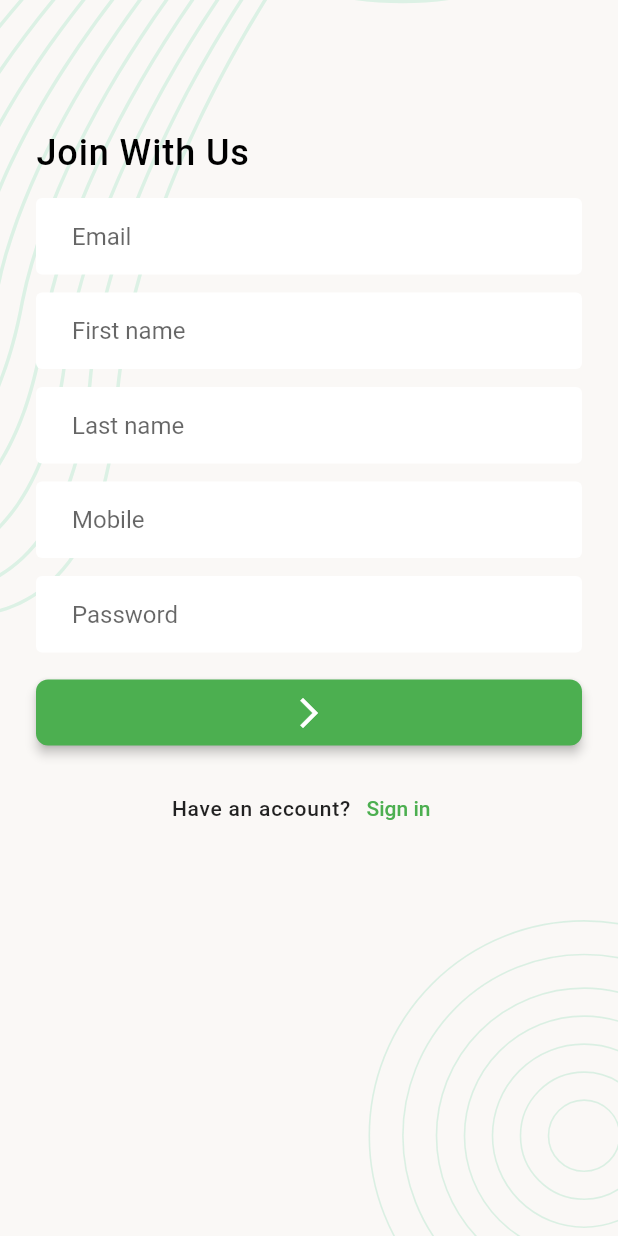
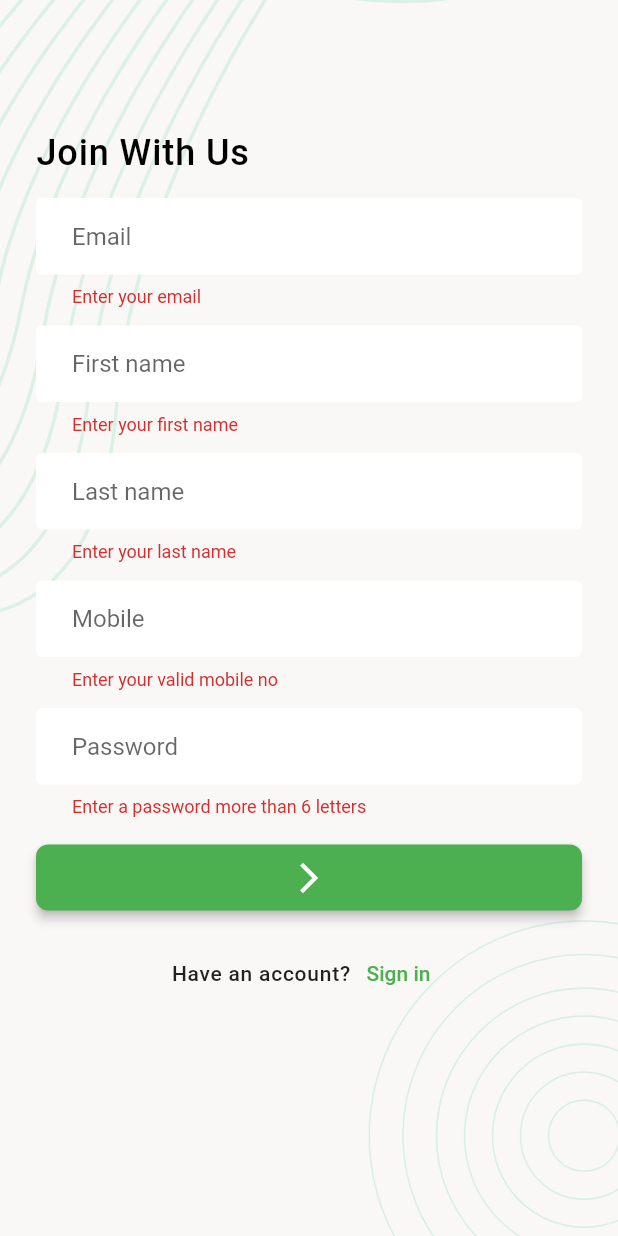
Before and after one commit to Mahibulhassan/flutter-Task-Manager, a Flutter app: the SignUpScreen screen opened directly, after a tap on the "arrow forward ios" icon, on a phone screen of 412 x 824 dp. Run offline on Flutter 3.47's test engine with Material 2 defaults, Android fonts, the phone set to English and light mode, and no system bars; our stand-ins replace flutter_svg, pin_code_fields; network calls fail.

```diff
--- /dev/null
+++ b/task_manager/lib/data/model/network_response.dart
@@ -0,0 +1,8 @@
+
+class NetworkResponse {
+  final int statusCode;
+  final bool isSuccess;
+  final Map<String, dynamic>? body;
+
+  NetworkResponse( this.isSuccess, this.statusCode, this.body,);
+}
--- /dev/null
+++ b/task_manager/lib/data/utils/urls.dart
@@ -0,0 +1,6 @@
+class Urls {
+  Urls._();
+
+  static const String _baseUrl = 'https://task.teamrabbil.com/api/v1';
+  static String registration = '$_baseUrl/registration';
+}
--- a/task_manager/lib/ui/screens/auth/signup_screen.dart
+++ b/task_manager/lib/ui/screens/auth/signup_screen.dart
@@ -1,8 +1,65 @@
 import 'package:flutter/material.dart';
+import 'package:task_manager/data/model/network_response.dart';
+import 'package:task_manager/data/services/network_caller.dart';
+import 'package:task_manager/data/utils/urls.dart';
 import 'package:task_manager/ui/widgets/screen_background.dart';
 
-class SignUpScreen extends StatelessWidget {
+class SignUpScreen extends StatefulWidget {
   const SignUpScreen({Key? key}) : super(key: key);
+
+  @override
+  State<SignUpScreen> createState() => _SignUpScreenState();
+}
+
+class _SignUpScreenState extends State<SignUpScreen> {
+  final TextEditingController _emailTEController = TextEditingController();
+  final TextEditingController _firstNameTEController = TextEditingController();
+  final TextEditingController _lastNameTEController = TextEditingController();
+  final TextEditingController _mobileTEController = TextEditingController();
+  final TextEditingController _passwordTEController = TextEditingController();
+
+  final GlobalKey<FormState> _formKey = GlobalKey<FormState>();
+
+  bool _signUpInProgress = false;
+
+  Future<void> userSignUp() async {
+    _signUpInProgress = true;
+    if (mounted) {
+      setState(() {});
+    }
+
+    Map<String, dynamic> requestBody = {
+      "email": _emailTEController.text.trim(),
+      "firstName": _firstNameTEController.text.trim(),
+      "lastName": _lastNameTEController.text.trim(),
+      "mobile": _mobileTEController.text.trim(),
+      "password": _passwordTEController.text,
+      "photo": ""
+    };
+
+    final NetworkResponse response =
+    await NetworkCaller().postRequest(Urls.registration, requestBody);
+    _signUpInProgress = false;
+    if (mounted) {
+      setState(() {});
+    }
+    if (response.isSuccess) {
+      _emailTEController.clear();
+      _passwordTEController.clear();
+      _firstNameTEController.clear();
+      _lastNameTEController.clear();
+      _mobileTEController.clear();
+      if (mounted) {
+        ScaffoldMessenger.of(context).showSnackBar(
+            const SnackBar(content: Text('Registration success!')));
+      }
+    } else {
+      if (mounted) {
+        ScaffoldMessenger.of(context).showSnackBar(
+            const SnackBar(content: Text('Registration failed!')));
+      }
+    }
+  }
 
   @override
   Widget build(BuildContext context) {
@@ -11,70 +68,115 @@ class SignUpScreen extends StatelessWidget {
           child: SingleChildScrollView(
             child: Padding(
               padding: const EdgeInsets.all(24.0),
+              child: Form(
+                key: _formKey,
                 child: Column(
                   crossAxisAlignment: CrossAxisAlignment.start,
                   children: [
-                  const SizedBox(height: 64,),
+                    const SizedBox(
+                      height: 64,
+                    ),
                     Text(
                       'Join With Us',
-                    style: Theme
-                        .of(context)
-                        .textTheme
-                        .titleLarge,
+                      style: Theme.of(context).textTheme.titleLarge,
                     ),
                     const SizedBox(
                       height: 16,
                     ),
-                  const TextField(
+                    TextFormField(
+                      controller: _emailTEController,
                       keyboardType: TextInputType.emailAddress,
-                    decoration: InputDecoration(
+                      decoration: const InputDecoration(
                         hintText: 'Email',
                       ),
+                      validator: (String? value) {
+                        if (value?.isEmpty ?? true) {
+                          return 'Enter your email';
+                        }
+                        return null;
+                      },
                     ),
                     const SizedBox(
                       height: 12,
                     ),
-                  const TextField(
+                    TextFormField(
+                      controller: _firstNameTEController,
                       keyboardType: TextInputType.text,
-                    decoration: InputDecoration(
+                      decoration: const InputDecoration(
                         hintText: 'First name',
                       ),
+                      validator: (String? value) {
+                        if (value?.isEmpty ?? true) {
+                          return 'Enter your first name';
+                        }
+                        return null;
+                      },
                     ),
                     const SizedBox(
                       height: 12,
                     ),
-                  const TextField(
+                    TextFormField(
+                      controller: _lastNameTEController,
                       keyboardType: TextInputType.text,
-                    decoration: InputDecoration(
+                      decoration: const InputDecoration(
                         hintText: 'Last name',
                       ),
+                      validator: (String? value) {
+                        if (value?.isEmpty ?? true) {
+                          return 'Enter your last name';
+                        }
+                        return null;
+                      },
                     ),
                     const SizedBox(
                       height: 12,
                     ),
-                  const TextField(
+                    TextFormField(
+                      controller: _mobileTEController,
                       keyboardType: TextInputType.phone,
-                    decoration: InputDecoration(
+                      decoration: const InputDecoration(
                         hintText: 'Mobile',
                       ),
+                      validator: (String? value) {
+                        if ((value?.isEmpty ?? true) || value!.length < 11) {
+                          return 'Enter your valid mobile no';
+                        }
+                        return null;
+                      },
                     ),
                     const SizedBox(
                       height: 12,
                     ),
-                  const TextField(
+                    TextFormField(
+                      controller: _passwordTEController,
                       obscureText: true,
-                    decoration: InputDecoration(
+                      decoration: const InputDecoration(
                         hintText: 'Password',
                       ),
+                      validator: (String? value) {
+                        if ((value?.isEmpty ?? true) || value!.length <= 5) {
+                          return 'Enter a password more than 6 letters';
+                        }
+                        return null;
+                      },
                     ),
                     const SizedBox(
                       height: 16,
                     ),
                     SizedBox(
                       width: double.infinity,
+                      child: Visibility(
+                        visible: _signUpInProgress == false,
+                        replacement: const Center(child: CircularProgressIndicator()),
                         child: ElevatedButton(
-                        onPressed: () {},
+                            onPressed: () {
+                              if (!_formKey.currentState!.validate()) {
+                                return;
+                              }
+                              userSignUp();
+                            },
                             child: const Icon(Icons.arrow_forward_ios)),
+                      ),
                     ),
                     const SizedBox(
                       height: 16,
@@ -87,15 +189,18 @@ class SignUpScreen extends StatelessWidget {
                           style: TextStyle(
                               fontWeight: FontWeight.w500, letterSpacing: 0.5),
                         ),
-                      TextButton(onPressed: () {
+                        TextButton(
+                            onPressed: () {
                               Navigator.pop(context);
-                      }, child: const Text('Sign in')),
+                            },
+                            child: const Text('Sign in')),
                       ],
                     )
                   ],
                 ),
               ),
             ),
+          ),
         ));
   }
 }
--- a/task_manager/lib/ui/screens/bottom_nav_base_screen.dart
+++ b/task_manager/lib/ui/screens/bottom_nav_base_screen.dart
@@ -22,7 +22,6 @@ class _BottomNavBaseScreenState extends State<BottomNavBaseScreen> {
 
   @override
   Widget build(BuildContext context) {
-    print(_selectedScreenIndex);
     return Scaffold(
       body: _screens[_selectedScreenIndex],
       bottomNavigationBar: BottomNavigationBar(
--- a/task_manager/pubspec.yaml
+++ b/task_manager/pubspec.yaml
@@ -22,6 +22,7 @@ dev_dependencies:
   cupertino_icons: ^1.0.2
   flutter_svg: ^2.0.7
   pin_code_fields: ^8.0.1
+  http: ^1.1.0
 
 flutter:
 
```
Also changed, not shown: task_manager/lib/data/services/network_caller.dart (added, +40 -0 lines), task_manager/lib/ui/screens/canceled_task_screen.dart (+24 -1 lines), task_manager/lib/ui/screens/completed_task_screen.dart (+24 -1 lines), task_manager/pubspec.lock. Lines whose indentation alone changed are shown as unchanged.
